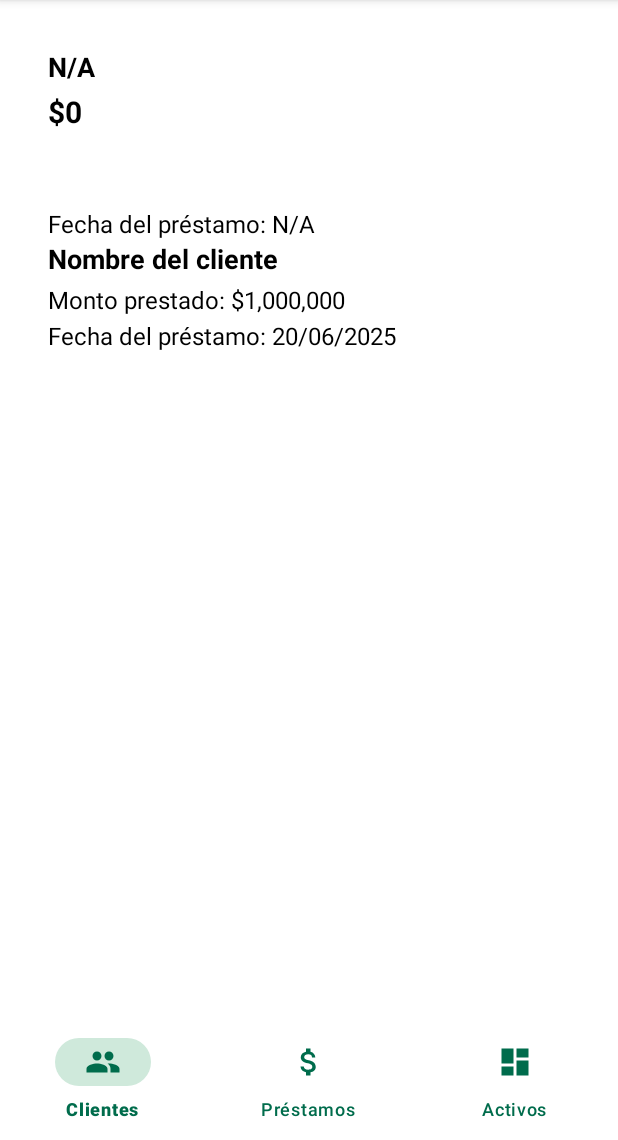
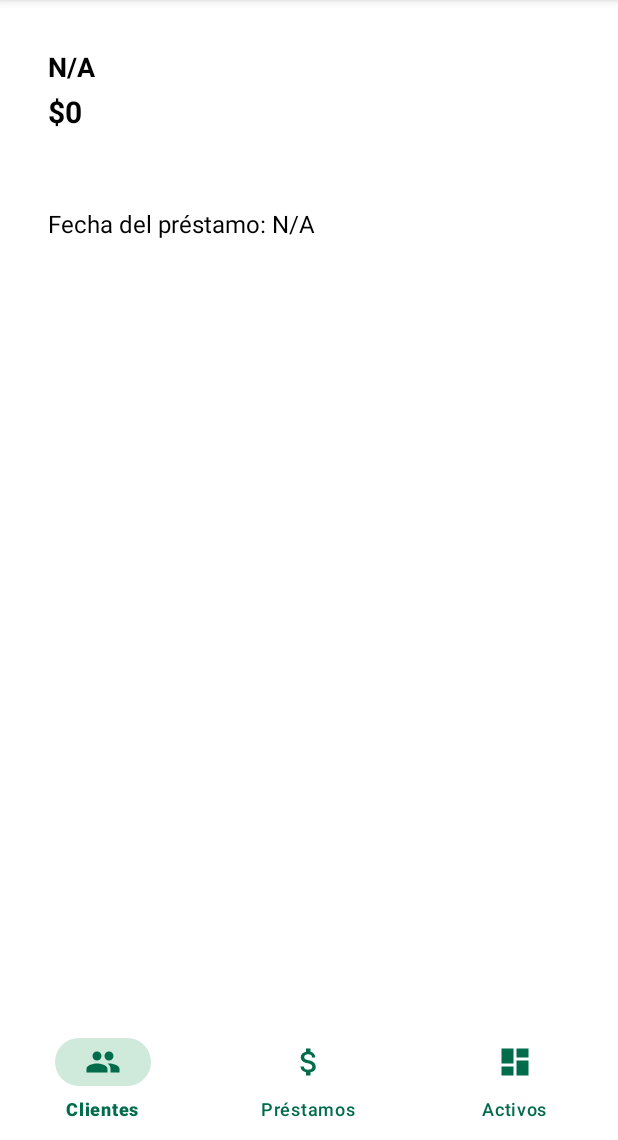
Before and after one commit to Santiago5626/gestionador, an Android app: the fragment PrestamoCartonFragment placed in its activity, on a phone screen of 412 x 824 dp, the part 96-1236 px from its top. Run offline under Robolectric (Android 15) with nearby library versions, the phone set to English and light mode, and no system bars; our stand-ins replace Firebase (no records; nobody signed in at launch, a user with empty details on screens opened directly), navigation-ui; 1 statement that could not run was skipped.

Commit message:
Final changes and fixes for PrestamoCartonAdapter and related files7

```diff
--- a/app/src/main/res/layout/fragment_prestamo_carton.xml
+++ b/app/src/main/res/layout/fragment_prestamo_carton.xml
@@ -69,32 +69,6 @@
             android:textColor="#000000"
             android:layout_marginTop="2dp" />
 
-        <TextView
-            android:id="@+id/tvClienteNombre"
-            android:layout_width="wrap_content"
-            android:layout_height="wrap_content"
-            android:text="Nombre del cliente"
-            android:textSize="18sp"
-            android:textStyle="bold"
-            android:textColor="#000000" />
-
-        <TextView
-            android:id="@+id/tvMontoPrestado"
-            android:layout_width="wrap_content"
-            android:layout_height="wrap_content"
-            android:text="Monto prestado: $1,000,000"
-            android:textSize="16sp"
-            android:textColor="#000000"
-            android:layout_marginTop="4dp" />
-
-        <TextView
-            android:id="@+id/tvFechaPrestamo"
-            android:layout_width="wrap_content"
-            android:layout_height="wrap_content"
-            android:text="Fecha del préstamo: 20/06/2025"
-            android:textSize="16sp"
-            android:textColor="#000000"
-            android:layout_marginTop="2dp" />
     </LinearLayout>
 
     <!-- Tabla de abonos -->
```
